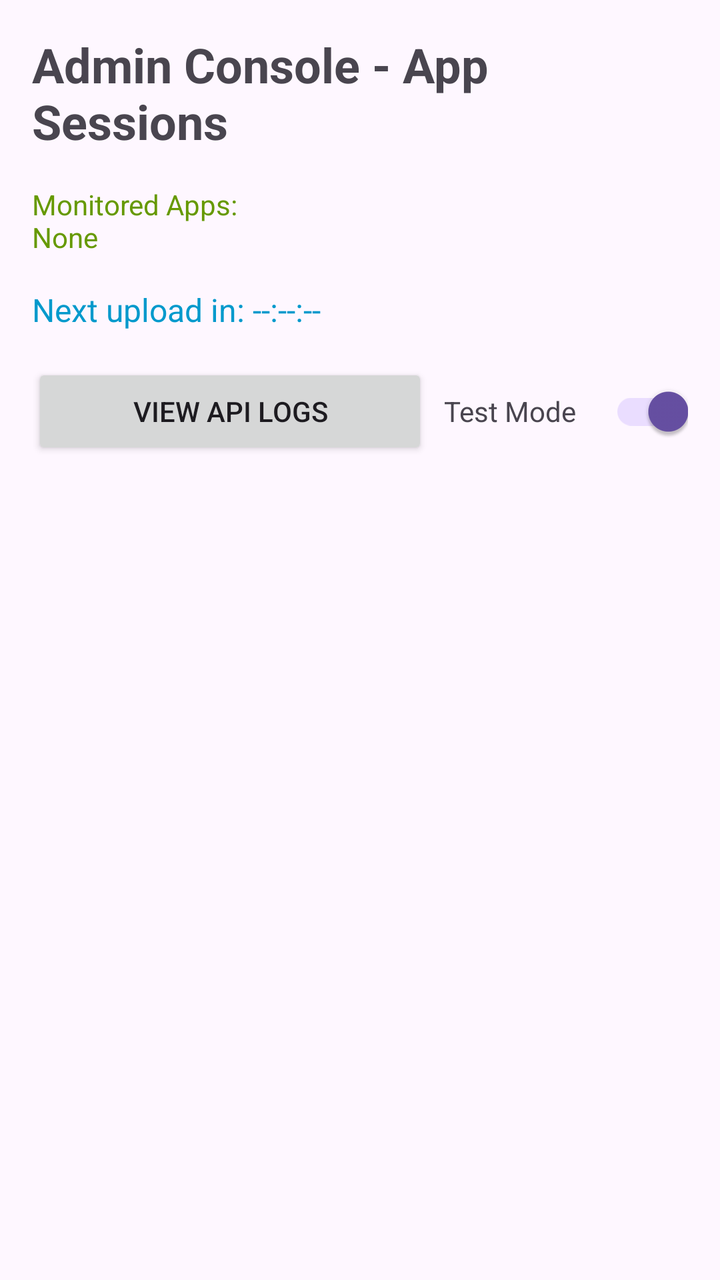
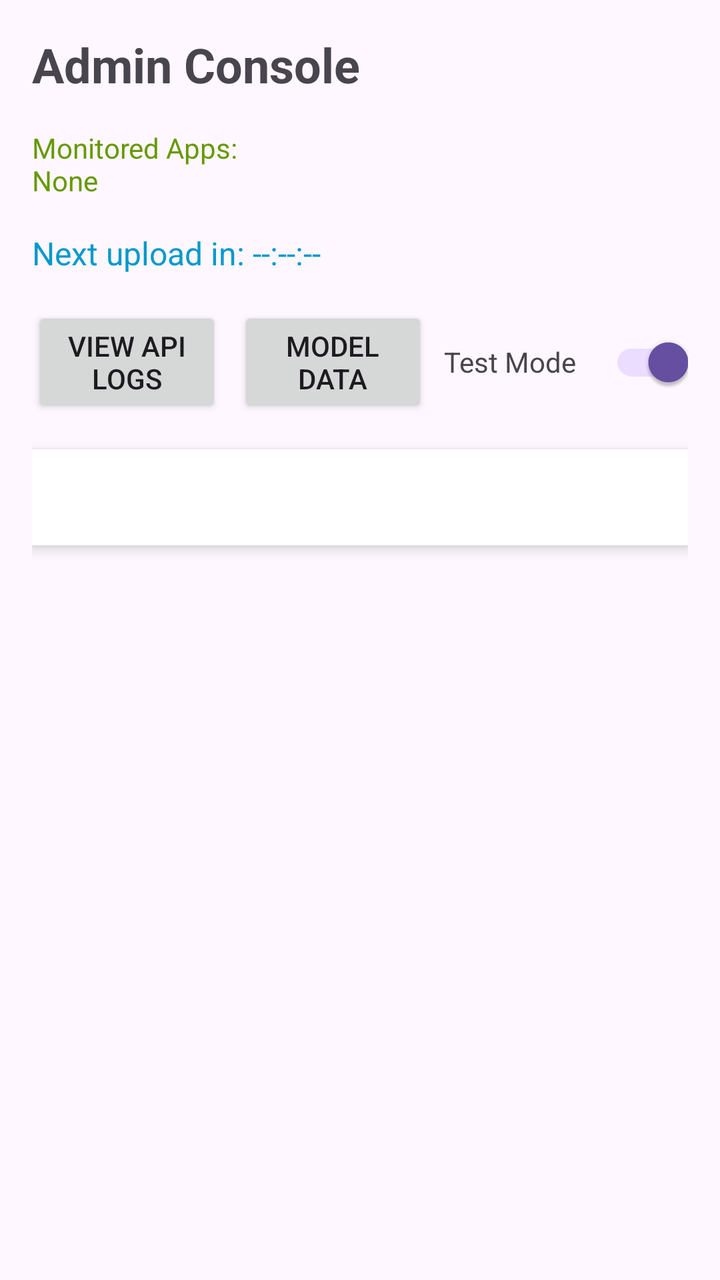

The first picture is an Android layout as it rendered before a commit; the second is the same layout after the commit. The layout source and the unified diff follow.
<!-- AndroidManifest.xml: application theme Theme.SmartQuit -->
<!-- res/layout/activity_admin_console.xml -->
<?xml version="1.0" encoding="utf-8"?>
<LinearLayout xmlns:android="http://schemas.android.com/apk/res/android"
    xmlns:tools="http://schemas.android.com/tools"
    android:layout_width="match_parent"
    android:layout_height="match_parent"
    android:orientation="vertical"
    android:padding="16dp"
    tools:context=".AdminConsoleActivity">

    <TextView
        android:id="@+id/adminTitleTextView"
        android:layout_width="wrap_content"
        android:layout_height="wrap_content"
        android:text="Admin Console - App Sessions"
        android:textSize="24sp"
        android:textStyle="bold"
        android:layout_marginBottom="16dp" />

    <TextView
        android:id="@+id/monitoredAppsTextView"
        android:layout_width="wrap_content"
        android:layout_height="wrap_content"
        android:text="Monitored Apps:\nNone"
        android:textSize="14sp"
        android:textColor="@android:color/holo_green_dark"
        android:layout_marginBottom="16dp" />

    <TextView
        android:id="@+id/nextUploadTimerView"
        android:layout_width="wrap_content"
        android:layout_height="wrap_content"
        android:text="Next upload in: --:--:--"
        android:textSize="16sp"
        android:textColor="@android:color/holo_blue_dark"
        android:layout_marginBottom="16dp" />

    <LinearLayout
        android:layout_width="match_parent"
        android:layout_height="wrap_content"
        android:orientation="horizontal"
        android:gravity="center_vertical"
        android:layout_marginBottom="16dp">

        <Button
            android:id="@+id/viewLogsButton"
            android:layout_width="0dp"
            android:layout_height="wrap_content"
            android:layout_weight="1"
            android:text="View API Logs"
            android:layout_marginEnd="8dp" />

        <LinearLayout
            android:layout_width="wrap_content"
            android:layout_height="wrap_content"
            android:orientation="horizontal"
            android:gravity="center_vertical">

            <TextView
                android:layout_width="wrap_content"
                android:layout_height="wrap_content"
                android:text="Test Mode"
                android:textSize="14sp"
                android:layout_marginEnd="8dp" />

            <androidx.appcompat.widget.SwitchCompat
                android:id="@+id/testModeToggle"
                android:layout_width="wrap_content"
                android:layout_height="wrap_content"
                android:checked="true" />

        </LinearLayout>

    </LinearLayout>

    <ListView
        android:id="@+id/sessionsListView"
        android:layout_width="match_parent"
        android:layout_height="match_parent"
        android:divider="@android:color/darker_gray"
        android:dividerHeight="1dp" />

</LinearLayout>
<!-- resources referenced by this layout -->
<resources>
  <style name="Theme.SmartQuit" parent="Base.Theme.SmartQuit" />
  <style name="Base.Theme.SmartQuit" parent="Theme.Material3.DayNight.NoActionBar">
          
          
      </style>
</resources>

<!-- the commit's change to res/layout/activity_admin_console.xml (unified diff, before → after) -->
@@ -11,7 +11,7 @@
         android:id="@+id/adminTitleTextView"
         android:layout_width="wrap_content"
         android:layout_height="wrap_content"
-        android:text="Admin Console - App Sessions"
+        android:text="Admin Console"
         android:textSize="24sp"
         android:textStyle="bold"
         android:layout_marginBottom="16dp" />
@@ -49,6 +49,14 @@
             android:text="View API Logs"
             android:layout_marginEnd="8dp" />
 
+        <Button
+            android:id="@+id/modelDataButton"
+            android:layout_width="0dp"
+            android:layout_height="wrap_content"
+            android:layout_weight="1"
+            android:text="Model Data"
+            android:layout_marginEnd="8dp" />
+
         <LinearLayout
             android:layout_width="wrap_content"
             android:layout_height="wrap_content"
@@ -72,11 +80,34 @@
 
     </LinearLayout>
 
-    <ListView
-        android:id="@+id/sessionsListView"
+    <com.google.android.material.tabs.TabLayout
+        android:id="@+id/tabLayout"
         android:layout_width="match_parent"
-        android:layout_height="match_parent"
-        android:divider="@android:color/darker_gray"
-        android:dividerHeight="1dp" />
+        android:layout_height="wrap_content"
+        android:layout_marginBottom="16dp"
+        android:background="@android:color/white"
+        android:elevation="4dp" />
+
+    <FrameLayout
+        android:layout_width="match_parent"
+        android:layout_height="match_parent">
+
+        <ListView
+            android:id="@+id/sessionsListView"
+            android:layout_width="match_parent"
+            android:layout_height="match_parent"
+            android:divider="@android:color/darker_gray"
+            android:dividerHeight="1dp"
+            android:visibility="visible" />
+
+        <ListView
+            android:id="@+id/queriesListView"
+            android:layout_width="match_parent"
+            android:layout_height="match_parent"
+            android:divider="@android:color/darker_gray"
+            android:dividerHeight="1dp"
+            android:visibility="gone" />
+
+    </FrameLayout>
 
 </LinearLayout>
